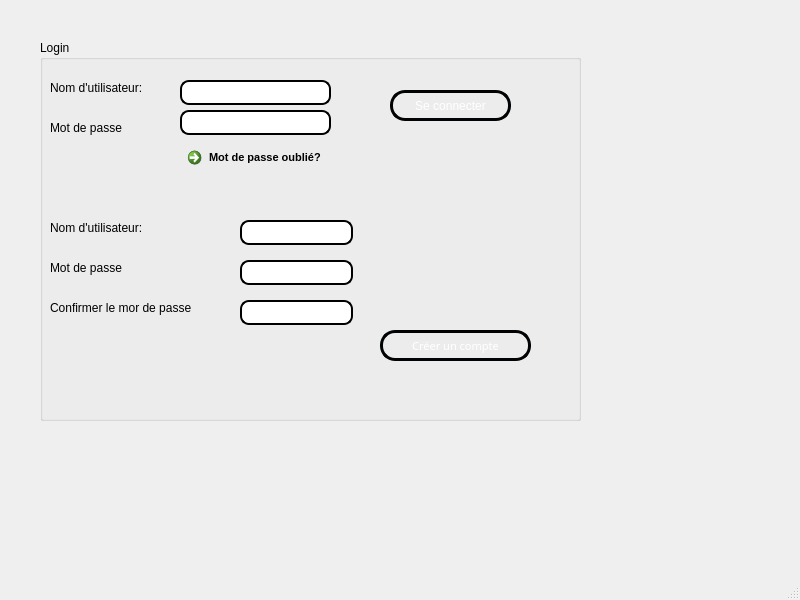
First picture: the form in mainwindow.ui, repository khalilboumalela/Projetc-2223, before the edit.
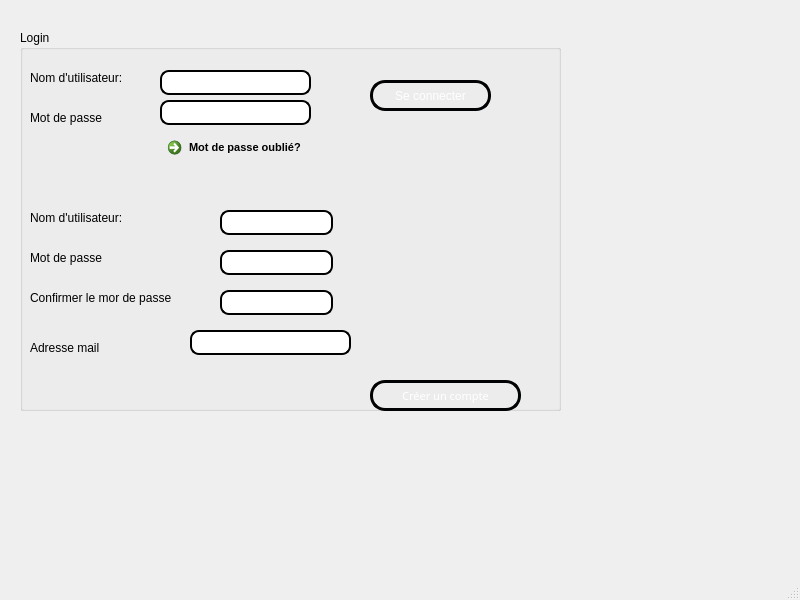
Second picture: the form after the edit.

```diff
--- a/mainwindow.ui
+++ b/mainwindow.ui
@@ -17,8 +17,8 @@
    <widget class="QGroupBox" name="groupBox">
     <property name="geometry">
      <rect>
-      <x>40</x>
-      <y>40</y>
+      <x>20</x>
+      <y>30</y>
       <width>541</width>
       <height>381</height>
      </rect>
@@ -161,8 +161,8 @@
     <widget class="QPushButton" name="creercmpt">
      <property name="geometry">
       <rect>
-       <x>340</x>
-       <y>290</y>
+       <x>350</x>
+       <y>350</y>
        <width>151</width>
        <height>31</height>
       </rect>
@@ -319,6 +319,42 @@
       <enum>QLineEdit::Password</enum>
      </property>
     </widget>
+    <widget class="QLineEdit" name="Adresse_in">
+     <property name="geometry">
+      <rect>
+       <x>170</x>
+       <y>300</y>
+       <width>161</width>
+       <height>25</height>
+      </rect>
+     </property>
+     <property name="styleSheet">
+      <string notr="true">QLineEdit
+{
+border-radius:9px;
+border: 2px solid #000000;
+background: qradialgradient(cx: 0.3, cy: -0.4,
+fx: 0.0, fy: -0.0,
+radius: 1.89, stop: 0 #ffffff, stop: 1 #999);
+}</string>
+     </property>
+     <property name="text">
+      <string/>
+     </property>
+    </widget>
+    <widget class="QLabel" name="label_6">
+     <property name="geometry">
+      <rect>
+       <x>10</x>
+       <y>310</y>
+       <width>191</width>
+       <height>16</height>
+      </rect>
+     </property>
+     <property name="text">
+      <string>Adresse mail</string>
+     </property>
+    </widget>
    </widget>
   </widget>
   <widget class="QMenuBar" name="menubar">
```
